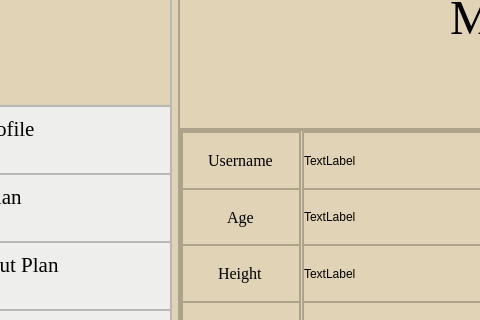
First picture: the form in myprofile.ui, repository skidgefries/rightmeal, before the edit; both pictures show x 99 to 579 and y 106 to 426 of the 1115 by 700 pixel window.
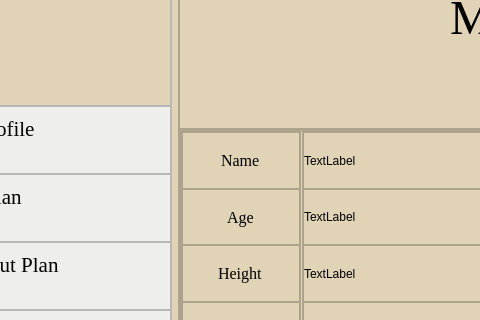
Second picture: the form after the edit. Icons and pictures are not drawn.

```diff
--- a/myprofile.ui
+++ b/myprofile.ui
@@ -667,7 +667,7 @@
                      </font>
                     </property>
                     <property name="text">
-                     <string>Username</string>
+                     <string>Name</string>
                     </property>
                    </widget>
                   </item>
```
